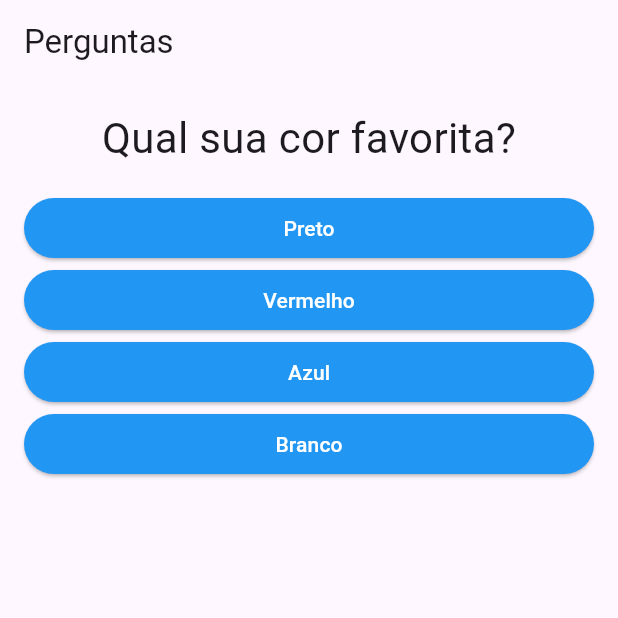
After one commit to V1n1c1us-K-S-W4t4n4b3/Projeto-perguntas-Flutter, a Flutter app: the screen it shows after launch, on a phone screen of 412 x 824 dp, the top half of it. The commit adds this screen. Run offline on Flutter 3.47's test engine with Material 3 defaults, Android fonts, the phone set to English and light mode, and no system bars.

Commit message:
implementing logic for calculate result

```diff
--- a/lib/main.dart
+++ b/lib/main.dart
@@ -1,7 +1,6 @@
 import 'package:flutter/material.dart';
-import './questao.dart';
-import './respostas.dart';
 import './resultado.dart';
+import './questionario.dart';
 
 main() => runApp(PerguntaApp());
 
@@ -9,59 +8,109 @@ main() => runApp(PerguntaApp());
 class _PerguntasAppState extends State<PerguntaApp> {
   // variavel que guarda a posiçao da pergunta atual
   var _perguntaSelecionada = 0;
-  final List<Map> _perguntas = const [
+  var _pontuacaoTotal = 0;
+
+  final List<Map<String, Object>> _perguntas = const [
     {
       'texto': 'Qual sua cor favorita?',
-      'respostas': ['Preto', 'Vermelho', 'Azul', 'Branco']
+      'respostas': [
+        {'texto': 'Preto', 'pontuacao': 10},
+        {'texto': 'Vermelho', 'pontuacao': 7},
+        {'texto': 'Azul', 'pontuacao': 5},
+        {'texto': 'Branco', 'pontuacao': 1},
+      ]
     },
     {
       'texto': 'Qual seu animal favorito?',
-      'respostas': ['Leão', 'Cavalo', 'Touro', 'Tubarão']
+      'respostas': [
+        {'texto': 'Leão', 'pontuacao': 10},
+        {'texto': 'Cavalo', 'pontuacao': 1},
+        {'texto': 'Touro', 'pontuacao': 7},
+        {'texto': 'Tubarão', 'pontuacao': 5},
+      ]
     },
     {
       'texto': 'Qual sua comida japonesa favorita?',
-      'respostas': ['Yakissoba', 'Sushi', 'Poke', 'Lámen']
+      'respostas': [
+        {'texto': 'Yakissoba', 'pontuacao': 10},
+        {'texto': 'Sushi', 'pontuacao': 1},
+        {'texto': 'Poke', 'pontuacao': 5},
+        {'texto': 'Lámen', 'pontuacao': 7},
+      ]
     },
     {
       'texto': 'Qual seu PowerRanger favorito?',
-      'respostas': ['Preto', 'Vermelho', 'Azul', 'Branco']
+      'respostas': [
+        {'texto': 'Preto', 'pontuacao': 10},
+        {'texto': 'Vermelho', 'pontuacao': 5},
+        {'texto': 'Azul', 'pontuacao': 7},
+        {'texto': 'Branco', 'pontuacao': 1},
+      ]
     },
     {
       'texto': 'Qual seu Anime favorito?',
       'respostas': [
-        'Naruto',
-        'Cavaleiros do Zodiaco',
-        'Dragon Ball Z',
-        'Yu Yu Hakusho'
+        {'texto': 'Naruto', 'pontuacao': 10},
+        {'texto': 'Cavaleiros do Zodiaco', 'pontuacao': 7},
+        {'texto': 'Dragon Ball Z', 'pontuacao': 5},
+        {'texto': 'Yu Yu Hakusho', 'pontuacao': 1},
       ]
     },
     {
       'texto': 'Qual seu Esporte favorito?',
-      'respostas': ['Skate', 'Surf', 'Futebol', 'Volei']
+      'respostas': [
+        {'texto': 'Skate', 'pontuacao': 10},
+        {'texto': 'Surf', 'pontuacao': 7},
+        {'texto': 'Futebol', 'pontuacao': 5},
+        {'texto': 'Volei', 'pontuacao': 1},
+      ]
     },
     {
       'texto': 'Qual seu meio de transporte favorito?',
-      'respostas': ['Bicicleta', 'Carro', 'Moto', 'Ônibus']
+      'respostas': [
+        {'texto': 'Bicicleta', 'pontuacao': 10},
+        {'texto': 'Carro', 'pontuacao': 7},
+        {'texto': 'Moto', 'pontuacao': 5},
+        {'texto': 'Ônibus', 'pontuacao': 1},
+      ]
     },
     {
       'texto': 'Qual seu país favorito?',
-      'respostas': ['Brasil', 'Japão', 'Italia', 'França']
+      'respostas': [
+        {'texto': 'Brasil', 'pontuacao': 7},
+        {'texto': 'Japão', 'pontuacao': 10},
+        {'texto': 'Italia', 'pontuacao': 5},
+        {'texto': 'França', 'pontuacao': 1},
+      ]
     },
     {
       'texto': 'Qual sua área de trabalho?',
-      'respostas': ['Exatas', 'Humanas', 'Biologicas', 'Todas']
+      'respostas': [
+        {'texto': 'Exatas', 'pontuacao': 10},
+        {'texto': 'Humanas', 'pontuacao': 7},
+        {'texto': 'Biologicas', 'pontuacao': 5},
+        {'texto': 'Todas', 'pontuacao': 1},
+      ]
     },
     {
       'texto': 'Qual seu estado civil?',
-      'respostas': ['Solteiro', 'Casado', 'Separado', 'Divorciado']
+      'respostas': [
+        {'texto': 'Solteiro', 'pontuacao': 10},
+        {'texto': 'Casado', 'pontuacao': 7},
+        {'texto': 'Separado', 'pontuacao': 5},
+        {'texto': 'Divorciado', 'pontuacao': 1},
+      ]
     }
   ];
 
 // função que seleciona a resposta e vai para a proxima pergunta
-  void _responder() {
-    setState(() {
-      _perguntaSelecionada++;
-    });
+  void _responder(int pontuacao) {
+    if (temPerguntaSelecionada) {
+      setState(() {
+        _perguntaSelecionada++;
+        _pontuacaoTotal += pontuacao;
+      });
+    }
   }
 
   bool get temPerguntaSelecionada {
@@ -70,23 +119,18 @@ class _PerguntasAppState extends State<PerguntaApp> {
 
   @override
   Widget build(BuildContext context) {
-    List<String>? respostas = temPerguntaSelecionada
-        ? _perguntas[_perguntaSelecionada]['respostas']
-        : null;
-
     return MaterialApp(
       home: Scaffold(
         appBar: AppBar(
           title: const Text('Perguntas'),
         ),
         body: temPerguntaSelecionada
-            ? Column(
-                children: <Widget>[
-                  Questao(_perguntas[_perguntaSelecionada]['texto']),
-                  ...respostas!.map((t) => Resposta(t, _responder)),
-                ],
+            ? Questionario(
+                perguntas: _perguntas,
+                perguntaSelecionada: _perguntaSelecionada,
+                quandoResponder: _responder,
               )
-            : const Resultado(),
+            : Resultado(_pontuacaoTotal),
       ),
     );
   }
--- /dev/null
+++ b/lib/questionario.dart
@@ -0,0 +1,39 @@
+import 'package:flutter/material.dart';
+import './questao.dart';
+import './respostas.dart';
+
+class Questionario extends StatelessWidget {
+  final List<Map<String, Object>> perguntas;
+  final int perguntaSelecionada;
+  final void Function(int) quandoResponder;
+
+  const Questionario({
+    required this.perguntas,
+    required this.perguntaSelecionada,
+    required this.quandoResponder,
+  });
+
+  bool get temPerguntaSelecionada {
+    return perguntaSelecionada < perguntas.length;
+  }
+
+  @override
+  Widget build(BuildContext context) {
+    List<Map<String, Object>> respostas = temPerguntaSelecionada
+        ? perguntas[perguntaSelecionada]['respostas']
+            as List<Map<String, Object>>
+        : [];
+
+    return Column(
+      children: <Widget>[
+        Questao(perguntas[perguntaSelecionada]['texto'] as String),
+        ...respostas.map((resp) {
+          return Resposta(
+            resp['texto'].toString(),
+            () => quandoResponder(resp['pontuacao'] as int),
+          );
+        }),
+      ],
+    );
+  }
+}
--- a/lib/resultado.dart
+++ b/lib/resultado.dart
@@ -1,13 +1,29 @@
 import 'package:flutter/material.dart';
 
 class Resultado extends StatelessWidget {
-  const Resultado({super.key});
+  final int pontuacao;
+
+  Resultado(this.pontuacao);
+
+  String get fraseResultado {
+    if (pontuacao == 10) {
+      return 'Você não conhece o kazu!';
+    } else if (pontuacao < 50) {
+      return 'Sabe quase nada sobre o kazu!';
+    } else if (pontuacao < 70) {
+      return 'Você conhece o kazu!';
+    } else if (pontuacao == 100) {
+      return 'Conhece 100% o kazu!';
+    } else {
+      return 'Você conhece bem o kazu!';
+    }
+  }
 
   @override
   Widget build(BuildContext context) {
-    return const Center(
+    return Center(
       child: Text(
-        'Parabéns!',
+        fraseResultado,
         style: TextStyle(fontSize: 28),
       ),
     );
```
